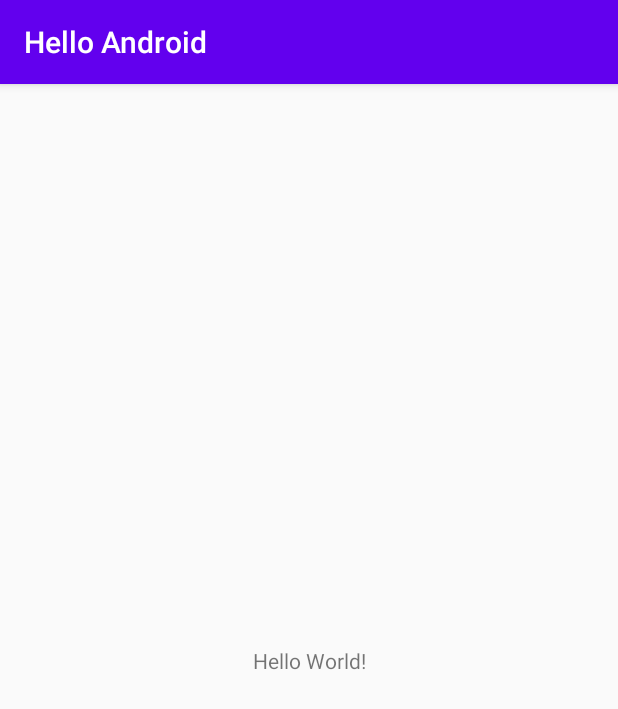
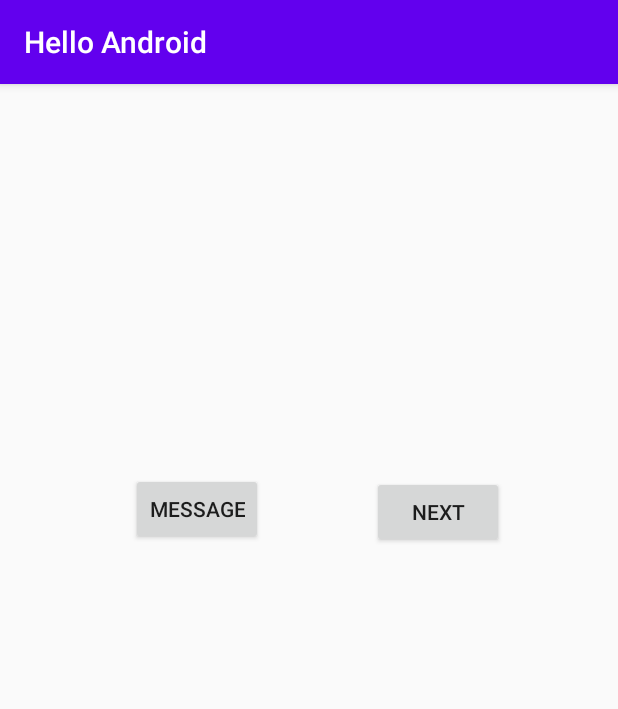
Before and after one commit to C-Glick/CS309, an Android app: the screen it shows after launch (MainActivity), on a phone screen of 412 x 824 dp. Shown: the top 709 px of the screen. Run offline under Robolectric (Android 15) with nearby library versions, the phone set to English and light mode, and no system bars.

Commit message:
Finished Hello Android Tutorial

```diff
--- a/Experiments/Zach's Experiments/hello_android/app/src/main/java/com/example/helloandroid/MainActivity.java
+++ b/Experiments/Zach's Experiments/hello_android/app/src/main/java/com/example/helloandroid/MainActivity.java
@@ -1,13 +1,37 @@
 package com.example.helloandroid;
 
 import androidx.appcompat.app.AppCompatActivity;
+
+import android.content.Intent;
 import android.os.Bundle;
+import android.view.View;
+import android.widget.Button;
+import android.widget.Toast;
 
 public class MainActivity extends AppCompatActivity {
+    Button b1, b2;
 
     @Override
     protected void onCreate(Bundle savedInstanceState) {
         super.onCreate(savedInstanceState);
         setContentView(R.layout.activity_main);
+
+        b1 = (Button) findViewById(R.id.buttonMessage);
+        b2 = (Button) findViewById(R.id.buttonNext);
+
+        b1.setOnClickListener(new View.OnClickListener() {
+            @Override
+            public void onClick(View view) {
+                Toast.makeText(getApplicationContext(), "Hello Android!", Toast.LENGTH_LONG).show();
+            }
+        });
+
+        b2.setOnClickListener(new View.OnClickListener() {
+            @Override
+            public void onClick(View view) {
+                Intent i = new Intent(MainActivity.this, HomeActivity.class);
+                startActivity(i);
+            }
+        });
     }
 }
--- a/Experiments/Zach's Experiments/hello_android/app/src/main/res/layout/activity_main.xml
+++ b/Experiments/Zach's Experiments/hello_android/app/src/main/res/layout/activity_main.xml
@@ -1,18 +1,28 @@
 <?xml version="1.0" encoding="utf-8"?>
-<androidx.constraintlayout.widget.ConstraintLayout
-    xmlns:android="http://schemas.android.com/apk/res/android"
+<RelativeLayout xmlns:android="http://schemas.android.com/apk/res/android"
+    xmlns:app="http://schemas.android.com/apk/res-auto"
     xmlns:tools="http://schemas.android.com/tools"
-    xmlns:app="http://schemas.android.com/apk/res-auto"
     android:layout_width="match_parent"
-    android:layout_height="match_parent"
-    tools:context=".MainActivity">
-    <TextView
-      android:layout_width="wrap_content"
-      android:layout_height="wrap_content"
-      android:text="Hello World!"
-      app:layout_constraintBottom_toBottomOf="parent"
-      app:layout_constraintLeft_toLeftOf="parent"
-      app:layout_constraintRight_toRightOf="parent"
-      app:layout_constraintTop_toTopOf="parent" />
+    android:layout_height="match_parent" >
 
-  </androidx.constraintlayout.widget.ConstraintLayout>
+    <Button
+        android:id="@+id/buttonMessage"
+        android:layout_width="wrap_content"
+        android:layout_height="wrap_content"
+        android:layout_alignParentStart="true"
+        android:layout_alignParentTop="true"
+        android:layout_centerHorizontal="true"
+        android:layout_marginStart="87dp"
+        android:layout_marginTop="259dp"
+        android:text="Message" />
+
+    <Button
+        android:id="@+id/buttonNext"
+        android:layout_width="wrap_content"
+        android:layout_height="wrap_content"
+        android:layout_alignParentTop="true"
+        android:layout_alignParentEnd="true"
+        android:layout_marginTop="261dp"
+        android:layout_marginEnd="76dp"
+        android:text="Next" />
+</RelativeLayout>
```
Also changed, not shown: Experiments/Zach's Experiments/hello_android/app/src/main/AndroidManifest.xml (+4 -3 lines), Experiments/Zach's Experiments/hello_android/app/src/main/java/com/example/helloandroid/HomeActivity.java (added, +14 -0 lines), Experiments/Zach's Experiments/hello_android/app/src/main/res/layout/activity_home.xml (added, +19 -0 lines).
